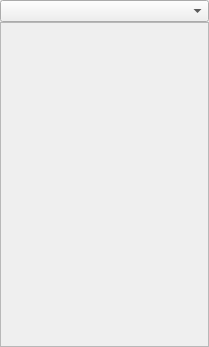
Qt form src/huggle_ui/hugglequeue.ui (huggle/huggle3-qt-lx) before a commit.
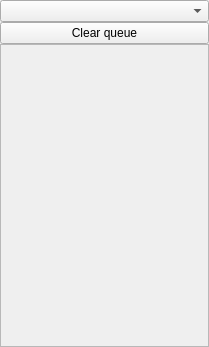
The same form after that commit.

Commit message: Added clear queue button

```diff
--- a/src/huggle_ui/hugglequeue.ui
+++ b/src/huggle_ui/hugglequeue.ui
@@ -19,7 +19,7 @@
   <property name="minimumSize">
    <size>
     <width>200</width>
-    <height>136</height>
+    <height>146</height>
    </size>
   </property>
   <property name="features">
@@ -48,6 +48,13 @@
     <item>
      <widget class="QComboBox" name="comboBox"/>
     </item>
+    <item>
+     <widget class="QPushButton" name="pushButton">
+      <property name="text">
+       <string>Clear queue</string>
+      </property>
+     </widget>
+    </item>
     <item>
      <widget class="QScrollArea" name="scrollArea">
       <property name="widgetResizable">
@@ -61,8 +68,8 @@
         <rect>
          <x>0</x>
          <y>0</y>
-         <width>207</width>
-         <height>293</height>
+         <width>195</width>
+         <height>277</height>
         </rect>
        </property>
        <property name="sizePolicy">
```
